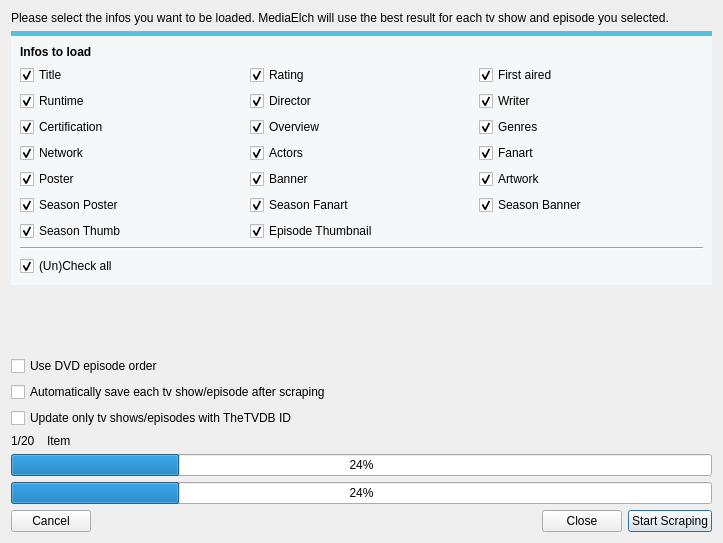
This is tvShows/TvShowMultiScrapeDialog.ui in Komet/MediaElch as Qt 5 draws it before an edit. The edited form follows.
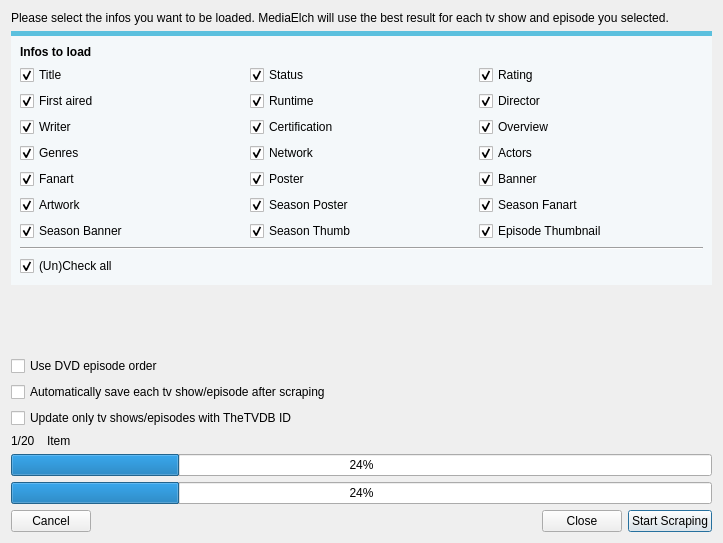
This is the edited form. Custom widgets are drawn as their Qt base class.

Commit message: Fixes #217 Support for tv show status

The edit to the form file:
```diff
--- a/tvShows/TvShowMultiScrapeDialog.ui
+++ b/tvShows/TvShowMultiScrapeDialog.ui
@@ -65,20 +65,98 @@
           </property>
          </widget>
         </item>
-        <item row="1" column="0">
-         <widget class="MyCheckBox" name="chkRuntime">
+        <item row="6" column="2">
+         <widget class="MyCheckBox" name="chkEpisodeThumbnail">
           <property name="text">
-           <string>Runtime</string>
+           <string>Episode Thumbnail</string>
           </property>
           <property name="checked">
            <bool>true</bool>
           </property>
           <property name="type" stdset="0">
+           <string notr="true">episode</string>
+          </property>
+         </widget>
+        </item>
+        <item row="6" column="1">
+         <widget class="MyCheckBox" name="chkSeasonThumb">
+          <property name="text">
+           <string>Season Thumb</string>
+          </property>
+          <property name="checked">
+           <bool>true</bool>
+          </property>
+          <property name="type" stdset="0">
            <string notr="true">show</string>
           </property>
          </widget>
         </item>
-        <item row="4" column="0">
+        <item row="6" column="0">
+         <widget class="MyCheckBox" name="chkSeasonBanner">
+          <property name="text">
+           <string>Season Banner</string>
+          </property>
+          <property name="checked">
+           <bool>true</bool>
+          </property>
+          <property name="type" stdset="0">
+           <string notr="true">show</string>
+          </property>
+         </widget>
+        </item>
+        <item row="5" column="2">
+         <widget class="MyCheckBox" name="chkSeasonFanart">
+          <property name="text">
+           <string>Season Fanart</string>
+          </property>
+          <property name="checked">
+           <bool>true</bool>
+          </property>
+          <property name="type" stdset="0">
+           <string notr="true">show</string>
+          </property>
+         </widget>
+        </item>
+        <item row="5" column="1">
+         <widget class="MyCheckBox" name="chkSeasonPoster">
+          <property name="text">
+           <string>Season Poster</string>
+          </property>
+          <property name="checked">
+           <bool>true</bool>
+          </property>
+          <property name="type" stdset="0">
+           <string notr="true">show</string>
+          </property>
+         </widget>
+        </item>
+        <item row="5" column="0">
+         <widget class="MyCheckBox" name="chkExtraArts">
+          <property name="text">
+           <string>Artwork</string>
+          </property>
+          <property name="checked">
+           <bool>true</bool>
+          </property>
+          <property name="type" stdset="0">
+           <string notr="true">show</string>
+          </property>
+         </widget>
+        </item>
+        <item row="4" column="2">
+         <widget class="MyCheckBox" name="chkBanner">
+          <property name="text">
+           <string>Banner</string>
+          </property>
+          <property name="checked">
+           <bool>true</bool>
+          </property>
+          <property name="type" stdset="0">
+           <string notr="true">show</string>
+          </property>
+         </widget>
+        </item>
+        <item row="4" column="1">
          <widget class="MyCheckBox" name="chkPoster">
           <property name="text">
            <string>Poster</string>
@@ -91,7 +169,33 @@
           </property>
          </widget>
         </item>
-        <item row="3" column="0">
+        <item row="4" column="0">
+         <widget class="MyCheckBox" name="chkFanart">
+          <property name="text">
+           <string>Fanart</string>
+          </property>
+          <property name="checked">
+           <bool>true</bool>
+          </property>
+          <property name="type" stdset="0">
+           <string notr="true">show</string>
+          </property>
+         </widget>
+        </item>
+        <item row="3" column="2">
+         <widget class="MyCheckBox" name="chkActors">
+          <property name="text">
+           <string>Actors</string>
+          </property>
+          <property name="checked">
+           <bool>true</bool>
+          </property>
+          <property name="type" stdset="0">
+           <string notr="true">show</string>
+          </property>
+         </widget>
+        </item>
+        <item row="3" column="1">
          <widget class="MyCheckBox" name="chkNetwork">
           <property name="text">
            <string>Network</string>
@@ -104,7 +208,7 @@
           </property>
          </widget>
         </item>
-        <item row="2" column="2">
+        <item row="3" column="0">
          <widget class="MyCheckBox" name="chkGenres">
           <property name="text">
            <string>Genres</string>
@@ -117,33 +221,7 @@
           </property>
          </widget>
         </item>
-        <item row="0" column="2">
-         <widget class="MyCheckBox" name="chkFirstAired">
-          <property name="text">
-           <string>First aired</string>
-          </property>
-          <property name="checked">
-           <bool>true</bool>
-          </property>
-          <property name="type" stdset="0">
-           <string notr="true">both</string>
-          </property>
-         </widget>
-        </item>
-        <item row="2" column="0">
-         <widget class="MyCheckBox" name="chkCertification">
-          <property name="text">
-           <string>Certification</string>
-          </property>
-          <property name="checked">
-           <bool>true</bool>
-          </property>
-          <property name="type" stdset="0">
-           <string notr="true">both</string>
-          </property>
-         </widget>
-        </item>
-        <item row="2" column="1">
+        <item row="2" column="2">
          <widget class="MyCheckBox" name="chkOverview">
           <property name="text">
            <string>Overview</string>
@@ -156,10 +234,10 @@
           </property>
          </widget>
         </item>
-        <item row="3" column="2">
-         <widget class="MyCheckBox" name="chkFanart">
+        <item row="2" column="1">
+         <widget class="MyCheckBox" name="chkCertification">
           <property name="text">
-           <string>Fanart</string>
+           <string>Certification</string>
           </property>
           <property name="checked">
            <bool>true</bool>
@@ -169,20 +247,7 @@
           </property>
          </widget>
         </item>
-        <item row="1" column="1">
-         <widget class="MyCheckBox" name="chkDirector">
-          <property name="text">
-           <string>Director</string>
-          </property>
-          <property name="checked">
-           <bool>true</bool>
-          </property>
-          <property name="type" stdset="0">
-           <string notr="true">episode</string>
-          </property>
-         </widget>
-        </item>
-        <item row="1" column="2">
+        <item row="2" column="0">
          <widget class="MyCheckBox" name="chkWriter">
           <property name="text">
            <string>Writer</string>
@@ -195,10 +260,23 @@
           </property>
          </widget>
         </item>
-        <item row="3" column="1">
-         <widget class="MyCheckBox" name="chkActors">
+        <item row="1" column="2">
+         <widget class="MyCheckBox" name="chkDirector">
           <property name="text">
-           <string>Actors</string>
+           <string>Director</string>
+          </property>
+          <property name="checked">
+           <bool>true</bool>
+          </property>
+          <property name="type" stdset="0">
+           <string notr="true">episode</string>
+          </property>
+         </widget>
+        </item>
+        <item row="1" column="1">
+         <widget class="MyCheckBox" name="chkRuntime">
+          <property name="text">
+           <string>Runtime</string>
           </property>
           <property name="checked">
            <bool>true</bool>
@@ -208,7 +286,20 @@
           </property>
          </widget>
         </item>
-        <item row="0" column="1">
+        <item row="1" column="0">
+         <widget class="MyCheckBox" name="chkFirstAired">
+          <property name="text">
+           <string>First aired</string>
+          </property>
+          <property name="checked">
+           <bool>true</bool>
+          </property>
+          <property name="type" stdset="0">
+           <string notr="true">both</string>
+          </property>
+         </widget>
+        </item>
+        <item row="0" column="2">
          <widget class="MyCheckBox" name="chkRating">
           <property name="text">
            <string>Rating</string>
@@ -221,10 +312,10 @@
           </property>
          </widget>
         </item>
-        <item row="4" column="1">
-         <widget class="MyCheckBox" name="chkBanner">
+        <item row="0" column="1">
+         <widget class="MyCheckBox" name="chkStatus">
           <property name="text">
-           <string>Banner</string>
+           <string>Status</string>
           </property>
           <property name="checked">
            <bool>true</bool>
@@ -234,84 +325,6 @@
           </property>
          </widget>
         </item>
-        <item row="5" column="2">
-         <widget class="MyCheckBox" name="chkSeasonBanner">
-          <property name="text">
-           <string>Season Banner</string>
-          </property>
-          <property name="checked">
-           <bool>true</bool>
-          </property>
-          <property name="type" stdset="0">
-           <string notr="true">show</string>
-          </property>
-         </widget>
-        </item>
-        <item row="5" column="1">
-         <widget class="MyCheckBox" name="chkSeasonFanart">
-          <property name="text">
-           <string>Season Fanart</string>
-          </property>
-          <property name="checked">
-           <bool>true</bool>
-          </property>
-          <property name="type" stdset="0">
-           <string notr="true">show</string>
-          </property>
-         </widget>
-        </item>
-        <item row="5" column="0">
-         <widget class="MyCheckBox" name="chkSeasonPoster">
-          <property name="text">
-           <string>Season Poster</string>
-          </property>
-          <property name="checked">
-           <bool>true</bool>
-          </property>
-          <property name="type" stdset="0">
-           <string notr="true">show</string>
-          </property>
-         </widget>
-        </item>
-        <item row="4" column="2">
-         <widget class="MyCheckBox" name="chkExtraArts">
-          <property name="text">
-           <string>Artwork</string>
-          </property>
-          <property name="checked">
-           <bool>true</bool>
-          </property>
-          <property name="type" stdset="0">
-           <string notr="true">show</string>
-          </property>
-         </widget>
-        </item>
-        <item row="6" column="0">
-         <widget class="MyCheckBox" name="chkSeasonThumb">
-          <property name="text">
-           <string>Season Thumb</string>
-          </property>
-          <property name="checked">
-           <bool>true</bool>
-          </property>
-          <property name="type" stdset="0">
-           <string notr="true">show</string>
-          </property>
-         </widget>
-        </item>
-        <item row="6" column="1">
-         <widget class="MyCheckBox" name="chkEpisodeThumbnail">
-          <property name="text">
-           <string>Episode Thumbnail</string>
-          </property>
-          <property name="checked">
-           <bool>true</bool>
-          </property>
-          <property name="type" stdset="0">
-           <string notr="true">episode</string>
-          </property>
-         </widget>
-        </item>
        </layout>
       </item>
       <item>
```
Left out of the diff: 2 changed lines with no effect on the pictures. The commit also changes 17 other files.
